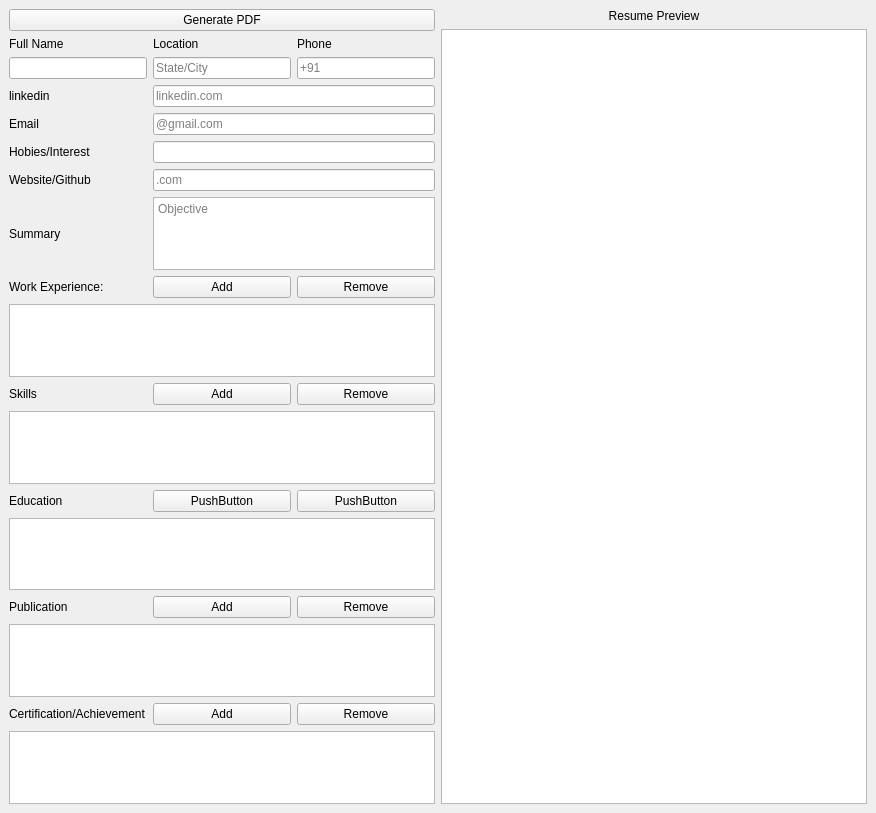
nit-eshsingh/Resume_builder, file _src/_frontend/resume_generator.ui: the form before one commit.
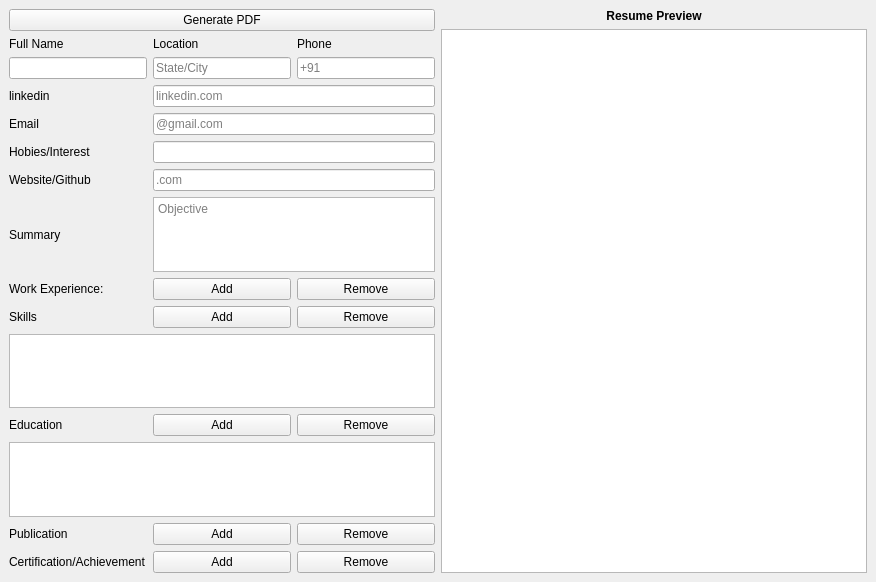
The form after the commit.

Commit message: added new structure for code to make it generic

Diff of the .ui file:
```diff
--- a/_src/_frontend/resume_generator.ui
+++ b/_src/_frontend/resume_generator.ui
@@ -7,7 +7,7 @@
     <x>0</x>
     <y>0</y>
     <width>876</width>
-    <height>813</height>
+    <height>582</height>
    </rect>
   </property>
   <property name="windowTitle">
@@ -22,35 +22,54 @@
    </property>
    <layout class="QGridLayout" name="gridLayout">
     <item row="0" column="2">
-     <layout class="QGridLayout" name="previewLayout">
-      <item row="1" column="0">
-       <widget class="QTextBrowser" name="previewBrowser">
-        <property name="enabled">
-         <bool>true</bool>
-        </property>
-       </widget>
-      </item>
-      <item row="0" column="0">
+     <layout class="QVBoxLayout" name="previewLayout">
+      <property name="sizeConstraint">
+       <enum>QLayout::SetNoConstraint</enum>
+      </property>
+      <item>
        <widget class="QLabel" name="labelPreview">
+        <property name="sizePolicy">
+         <sizepolicy hsizetype="Expanding" vsizetype="Fixed">
+          <horstretch>0</horstretch>
+          <verstretch>0</verstretch>
+         </sizepolicy>
+        </property>
+        <property name="font">
+         <font>
+          <bold>true</bold>
+         </font>
+        </property>
+        <property name="layoutDirection">
+         <enum>Qt::LeftToRight</enum>
+        </property>
         <property name="text">
          <string>Resume Preview</string>
         </property>
+        <property name="textFormat">
+         <enum>Qt::RichText</enum>
+        </property>
         <property name="alignment">
          <set>Qt::AlignCenter</set>
         </property>
        </widget>
       </item>
+      <item>
+       <widget class="QTextBrowser" name="previewBrowser">
+        <property name="enabled">
+         <bool>true</bool>
+        </property>
+        <property name="sizePolicy">
+         <sizepolicy hsizetype="Expanding" vsizetype="Expanding">
+          <horstretch>0</horstretch>
+          <verstretch>0</verstretch>
+         </sizepolicy>
+        </property>
+       </widget>
+      </item>
      </layout>
     </item>
     <item row="0" column="0">
      <layout class="QGridLayout" name="gridLayout_2">
-      <item row="17" column="2" colspan="2">
-       <widget class="QTextEdit" name="inputSummary">
-        <property name="placeholderText">
-         <string>Objective</string>
-        </property>
-       </widget>
-      </item>
       <item row="18" column="2">
        <widget class="QPushButton" name="buttonaddExperience">
         <property name="text">
@@ -70,7 +89,7 @@
         </property>
        </widget>
       </item>
-      <item row="27" column="1">
+      <item row="26" column="1">
        <widget class="QLabel" name="label">
         <property name="text">
          <string>Certification/Achievement</string>
@@ -78,7 +97,7 @@
        </widget>
       </item>
       <item row="25" column="2">
-       <widget class="QPushButton" name="pushButton">
+       <widget class="QPushButton" name="buttonaddpublication">
         <property name="text">
          <string>Add</string>
         </property>
@@ -101,8 +120,12 @@
         </property>
        </widget>
       </item>
-      <item row="26" column="1" colspan="3">
-       <widget class="QTableView" name="tableView"/>
+      <item row="17" column="2" colspan="2">
+       <widget class="QTextEdit" name="inputSummary">
+        <property name="placeholderText">
+         <string>Objective</string>
+        </property>
+       </widget>
       </item>
       <item row="1" column="3">
        <widget class="QLabel" name="labelPhone">
@@ -134,8 +157,12 @@
         </property>
        </widget>
       </item>
-      <item row="21" column="1" colspan="3">
-       <widget class="QTableView" name="tableSkills"/>
+      <item row="0" column="1" colspan="3">
+       <widget class="QPushButton" name="generateButton">
+        <property name="text">
+         <string>Generate PDF</string>
+        </property>
+       </widget>
       </item>
       <item row="16" column="1">
        <widget class="QLabel" name="labelGithub">
@@ -191,12 +218,6 @@
         </property>
        </widget>
       </item>
-      <item row="23" column="1" colspan="3">
-       <widget class="QTableView" name="tableView_3"/>
-      </item>
-      <item row="28" column="1" colspan="3">
-       <widget class="QTableView" name="tableView_2"/>
-      </item>
       <item row="20" column="2">
        <widget class="QPushButton" name="buttonaddSkills">
         <property name="text">
@@ -211,7 +232,7 @@
         </property>
        </widget>
       </item>
-      <item row="27" column="3">
+      <item row="26" column="3">
        <widget class="QPushButton" name="pushButton_4">
         <property name="text">
          <string>Remove</string>
@@ -221,11 +242,11 @@
       <item row="22" column="3">
        <widget class="QPushButton" name="pushButton_6">
         <property name="text">
-         <string>PushButton</string>
+         <string>Remove</string>
         </property>
        </widget>
       </item>
-      <item row="27" column="2">
+      <item row="26" column="2">
        <widget class="QPushButton" name="pushButton_3">
         <property name="text">
          <string>Add</string>
@@ -267,6 +288,16 @@
         </property>
        </widget>
       </item>
+      <item row="21" column="1" colspan="3">
+       <widget class="QTableView" name="tableSkills">
+        <property name="sizePolicy">
+         <sizepolicy hsizetype="Preferred" vsizetype="Preferred">
+          <horstretch>0</horstretch>
+          <verstretch>0</verstretch>
+         </sizepolicy>
+        </property>
+       </widget>
+      </item>
       <item row="1" column="2">
        <widget class="QLabel" name="labelLocation">
         <property name="text">
@@ -282,15 +313,12 @@
        </widget>
       </item>
       <item row="22" column="2">
-       <widget class="QPushButton" name="pushButton_5">
+       <widget class="QPushButton" name="buttonaddeducation">
         <property name="text">
-         <string>PushButton</string>
+         <string>Add</string>
         </property>
        </widget>
       </item>
-      <item row="19" column="1" colspan="3">
-       <widget class="QTableView" name="tableExperience"/>
-      </item>
       <item row="20" column="3">
        <widget class="QPushButton" name="buttonremoveSkills">
         <property name="text">
@@ -312,10 +340,13 @@
         </property>
        </widget>
       </item>
-      <item row="0" column="1" colspan="3">
-       <widget class="QPushButton" name="generateButton">
-        <property name="text">
-         <string>Generate PDF</string>
+      <item row="23" column="1" colspan="3">
+       <widget class="QTableView" name="tableEducation">
+        <property name="sizePolicy">
+         <sizepolicy hsizetype="Preferred" vsizetype="Preferred">
+          <horstretch>0</horstretch>
+          <verstretch>0</verstretch>
+         </sizepolicy>
         </property>
        </widget>
       </item>
```
The commit also changes 1 other file.
